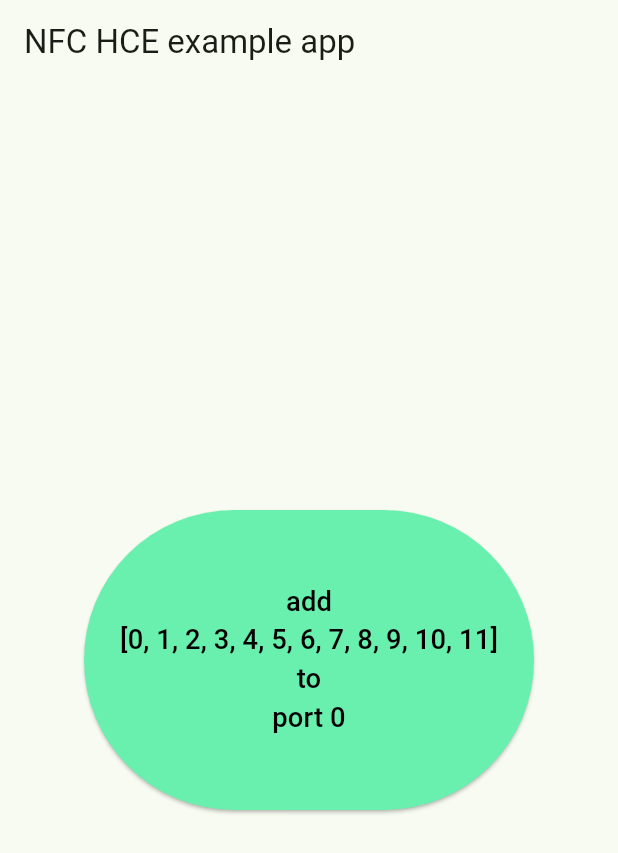
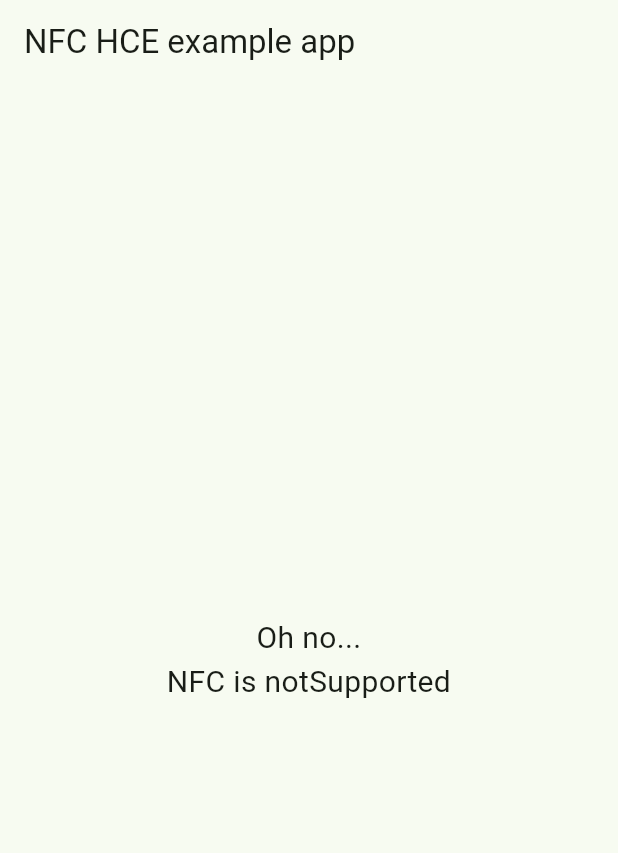
Before and after one commit to zxxdanxxz/nfc_host_card_emulation, a Flutter app: the screen it shows after launch, on a phone screen of 412 x 824 dp. Shown: the top 853 px of the screen. Run offline on Flutter 3.47's test engine with Material 2 defaults, Android fonts, the phone set to English and light mode, and no system bars; our stand-ins replace plugin_platform_interface.

Commit message:
added checkDeviceNfcState functionality

```diff
--- a/example/lib/main.dart
+++ b/example/lib/main.dart
@@ -3,9 +3,14 @@ import 'dart:typed_data';
 import 'package:flutter/material.dart';
 import 'package:nfc_host_card_emulation/nfc_host_card_emulation.dart';
 
+late NfcState _nfcState;
+
 void main() async {
   WidgetsFlutterBinding.ensureInitialized();
 
+  _nfcState = await NfcHce.checkDeviceNfcState();
+
+  if (_nfcState == NfcState.enabled) {
     await NfcHce.init(
       // AID that match at least one aid-filter in apduservice.xml
       // In my case it is A000DADADADADA.
@@ -19,6 +24,7 @@ void main() async {
       // If `true`, command won't be added, otherwise will.
       listenOnlyConfiguredPorts: false,
     );
+  }
 
   runApp(const MyApp());
 }
@@ -52,18 +58,16 @@ class _MyAppState extends State<MyApp> {
 
   @override
   Widget build(BuildContext context) {
-    return MaterialApp(
-      debugShowCheckedModeBanner: false,
-      theme: ThemeData(useMaterial3: true, colorSchemeSeed: Colors.green),
-      home: Scaffold(
-        appBar: AppBar(
-          title: const Text('NFC HCE example app'),
-        ),
-        body: Center(
+    final body = _nfcState == NfcState.enabled
+        ? Center(
             child: Column(
               crossAxisAlignment: CrossAxisAlignment.center,
               mainAxisAlignment: MainAxisAlignment.spaceEvenly,
               children: [
+                Text(
+                  'NFC State is ${_nfcState.name}',
+                  style: const TextStyle(fontSize: 20),
+                ),
                 SizedBox(
                   height: 200,
                   width: 300,
@@ -102,12 +106,28 @@ class _MyAppState extends State<MyApp> {
                     'following command on the port ${nfcApduCommand!.port}:\n'
                     '${nfcApduCommand!.command}\n'
                     'with additional data ${nfcApduCommand!.data}',
-                  style: const TextStyle(fontSize: 26),
+                    style: const TextStyle(fontSize: 20),
                     textAlign: TextAlign.center,
                   ),
               ],
             ),
+          )
+        : Center(
+            child: Text(
+              'Oh no...\nNFC is ${_nfcState.name}',
+              style: const TextStyle(fontSize: 20),
+              textAlign: TextAlign.center,
             ),
+          );
+
+    return MaterialApp(
+      debugShowCheckedModeBanner: false,
+      theme: ThemeData(useMaterial3: true, colorSchemeSeed: Colors.green),
+      home: Scaffold(
+        appBar: AppBar(
+          title: const Text('NFC HCE example app'),
+        ),
+        body: body,
       ),
     );
   }
--- a/lib/nfc_host_card_emulation.dart
+++ b/lib/nfc_host_card_emulation.dart
@@ -50,6 +50,11 @@ class NfcHce {
   static Future<void> removeApduResponse(int port) async {
     await _platform.removeApduResponse(port);
   }
+
+  /// Checks device's NFC state
+  static Future<NfcState> checkDeviceNfcState() async {
+    return await _platform.checkDeviceNfcState();
+  }
 }
 
 /// A class that contains data about accepted APDU commands.
@@ -67,3 +72,10 @@ class NfcApduCommand {
 
   const NfcApduCommand(this.port, this.command, this.data);
 }
+
+/// Enum for representing different states of an NFC device.
+enum NfcState {
+  enabled,
+  disabled,
+  notSupported,
+}
--- a/lib/nfc_host_card_emulation_platform_interface.dart
+++ b/lib/nfc_host_card_emulation_platform_interface.dart
@@ -39,4 +39,7 @@ abstract class NfcHostCardEmulationPlatform extends PlatformInterface {
 
   /// Removes an APDU response from the specified port
   Future<void> removeApduResponse(int port);
+
+  /// Checks device's NFC state
+  Future<NfcState> checkDeviceNfcState();
 }
--- a/pubspec.yaml
+++ b/pubspec.yaml
@@ -3,7 +3,7 @@ name: nfc_host_card_emulation
 description: The Flutter plugin implementing Host Card Emulation (HCE)
              with the APDU communication interface.
 
-version: 1.0.0
+version: 1.1.0
 
 repository: https://github.com/zxxdanxxz/nfc_host_card_emulation
 homepage: https://github.com/zxxdanxxz/nfc_host_card_emulation
```
Also changed, not shown: lib/nfc_host_card_emulation_method_channel.dart (+14 -1 lines), example/pubspec.lock, 3 other files. Lines whose indentation alone changed are shown as unchanged.
